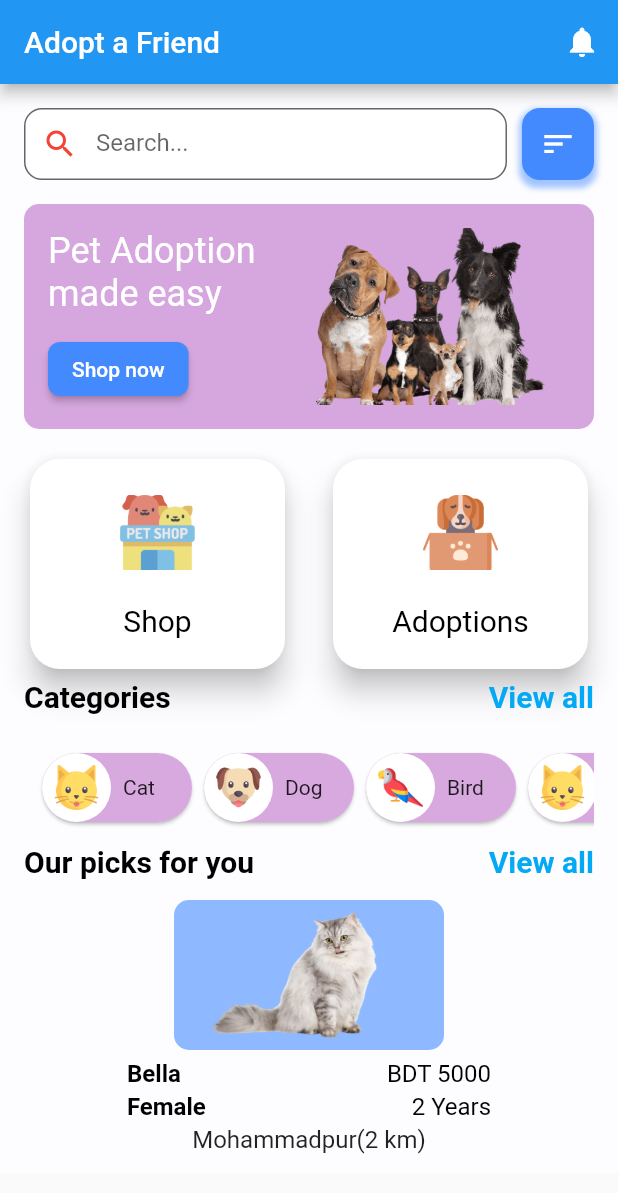
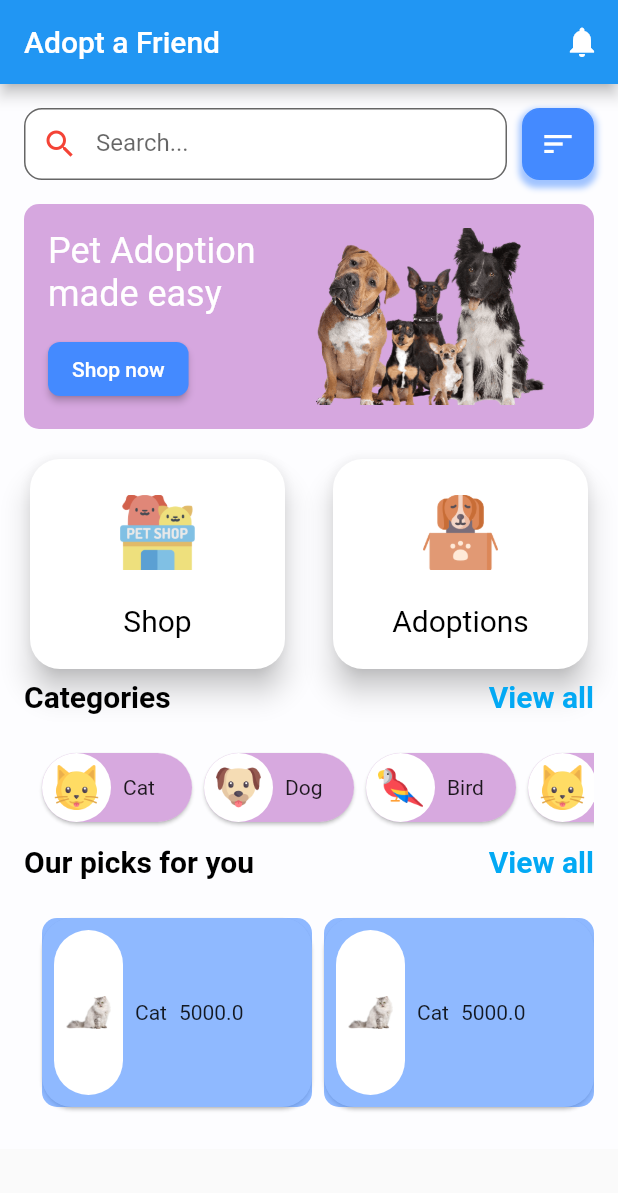
Before and after one commit to atik-sabuj/pet_shop, a Flutter app: the screen it shows after launch, on a phone screen of 412 x 824 dp. Shown: the top 1193 px of the screen. Run offline on Flutter 3.47's test engine with Material 2 defaults, Android fonts, the light colour scheme and no system bars.

Commit message:
updates features

```diff
--- a/lib/model/category.dart
+++ b/lib/model/category.dart
@@ -16,3 +16,12 @@ class Category {
     return data;
   }
 }
+
+final List<Category> categoryList = [
+  Category(name: "Cat",image: "images/cat logo.png"),
+  Category(name: "Dog",image: "images/dog logo.png"),
+  Category(name: "Bird",image: "images/bird logo.png"),
+  Category(name: "Rabbit",image: "images/cat logo.png"),
+  Category(name: "Others",image: "images/cat logo.png"),
+
+];
--- /dev/null
+++ b/lib/model/features.dart
@@ -0,0 +1,43 @@
+class Features {
+  String? name;
+  String? image;
+  double? price;
+  String? location;
+  String? age;
+  bool? isFavorite;
+
+  Features({this.name, this.image,  this.price,  this.location,  this.age, this.isFavorite,});
+
+  Features.fromJson(Map<String, dynamic> json) {
+    name = json['name'];
+    image = json['Image'];
+    price = json['price'];
+    location = json['location'];
+    age = json['age'];
+    isFavorite = json['isFavorite'];
+  }
+
+  Map<String, dynamic> toJson() {
+    final Map<String, dynamic> data = new Map<String, dynamic>();
+    data['name'] = this.name;
+    data['Image'] = this.image;
+    data['price'] = this.price;
+    data['location'] = this.location;
+    data['age'] = this.age;
+    data['isFavorite'] = this.isFavorite;
+    return data;
+  }
+}
+
+final List<Features> featuresList = [
+  Features(name: "Cat",image: "images/cat1.png", price: 5000.0, location: "Mdpur", age: "2 years", isFavorite: true),
+  Features(name: "Cat",image: "images/cat1.png", price: 5000.0, location: "Mdpur", age: "2 years", isFavorite: true),
+  Features(name: "Cat",image: "images/cat1.png", price: 5000.0, location: "Mdpur", age: "2 years", isFavorite: true),
+  Features(name: "Cat",image: "images/cat1.png", price: 5000.0, location: "Mdpur", age: "2 years", isFavorite: true),
+  Features(name: "Cat",image: "images/cat1.png", price: 5000.0, location: "Mdpur", age: "2 years", isFavorite: true),
+  Features(name: "Cat",image: "images/cat1.png", price: 5000.0, location: "Mdpur", age: "2 years", isFavorite: true),
+  Features(name: "Cat",image: "images/cat1.png", price: 5000.0, location: "Mdpur", age: "2 years", isFavorite: true),
+  Features(name: "Cat",image: "images/cat1.png", price: 5000.0, location: "Mdpur", age: "2 years", isFavorite: true),
+  Features(name: "Cat",image: "images/cat1.png", price: 5000.0, location: "Mdpur", age: "2 years", isFavorite: true),
+  Features(name: "Cat",image: "images/cat1.png", price: 5000.0, location: "Mdpur", age: "2 years", isFavorite: true),
+];
--- a/lib/splash_screen.dart
+++ b/lib/splash_screen.dart
@@ -1,8 +1,8 @@
 import 'dart:async';
 import 'dart:ui';
-
 import 'package:flutter/material.dart';
 import 'package:pet_shop/model/category.dart';
+import 'package:pet_shop/model/features.dart';
 
 class SplashScreen extends StatefulWidget {
   const SplashScreen({Key? key}) : super(key: key);
@@ -45,15 +45,6 @@ class _SplashScreenState extends State<SplashScreen> {
 }
 
 class SecondScreen extends StatelessWidget {
-  final List<Category> categoryList = [
-    Category(name: "Cat",image: "images/cat logo.png"),
-    Category(name: "Dog",image: "images/dog logo.png"),
-    Category(name: "Bird",image: "images/bird logo.png"),
-    Category(name: "Rabbit",image: "images/cat logo.png"),
-    Category(name: "Others",image: "images/cat logo.png"),
-
-  ];
-
 
   @override
   Widget build(BuildContext context) {
@@ -80,7 +71,10 @@ class SecondScreen extends StatelessWidget {
                     mainAxisAlignment: MainAxisAlignment.spaceBetween,
                     children: [
                       SizedBox(
-                        width: MediaQuery.of(context).size.width - 90,
+                        width: MediaQuery
+                            .of(context)
+                            .size
+                            .width - 90,
                         child: TextField(
                           textAlign: TextAlign.start,
                           keyboardType: TextInputType.text,
@@ -111,7 +105,7 @@ class SecondScreen extends StatelessWidget {
                             shape: BoxShape.rectangle,
                             color: Colors.blueAccent,
                             border:
-                                Border.all(width: 1, color: Colors.blueAccent),
+                            Border.all(width: 1, color: Colors.blueAccent),
                             borderRadius: BorderRadius.circular(12),
                             boxShadow: [
                               BoxShadow(
@@ -119,7 +113,7 @@ class SecondScreen extends StatelessWidget {
                                 spreadRadius: 2,
                                 blurRadius: 3,
                                 offset:
-                                    Offset(0, 3), // changes position of shadow
+                                Offset(0, 3), // changes position of shadow
                               ),
                             ],
                           ),
@@ -168,7 +162,8 @@ class SecondScreen extends StatelessWidget {
                                       backgroundColor: Colors.blueAccent,
                                       foregroundColor: Colors.white,
                                       shape: RoundedRectangleBorder(
-                                        borderRadius: BorderRadius.circular(8.0),
+                                        borderRadius: BorderRadius.circular(
+                                            8.0),
                                       ),
                                     ),
                                     child: Text(
@@ -180,9 +175,9 @@ class SecondScreen extends StatelessWidget {
                           Expanded(
                             child: Container(
                                 child: Image.asset(
-                              "images/dogs.png",
-                              fit: BoxFit.cover,
-                            )),
+                                  "images/dogs.png",
+                                  fit: BoxFit.cover,
+                                )),
                           )
                         ],
                       ),
@@ -207,7 +202,8 @@ class SecondScreen extends StatelessWidget {
                             child: Padding(
                               padding: const EdgeInsets.all(8.0),
                               child: Column(
-                                mainAxisAlignment: MainAxisAlignment.spaceAround,
+                                mainAxisAlignment: MainAxisAlignment
+                                    .spaceAround,
                                 crossAxisAlignment: CrossAxisAlignment.center,
                                 children: [
                                   Image.asset(
@@ -245,7 +241,8 @@ class SecondScreen extends StatelessWidget {
                             child: Padding(
                               padding: const EdgeInsets.all(8.0),
                               child: Column(
-                                mainAxisAlignment: MainAxisAlignment.spaceAround,
+                                mainAxisAlignment: MainAxisAlignment
+                                    .spaceAround,
                                 crossAxisAlignment: CrossAxisAlignment.center,
                                 children: [
                                   Image.asset(
@@ -300,7 +297,7 @@ class SecondScreen extends StatelessWidget {
                 ),
 
 
-                showCategoryList(),//Category List like Cat,Dog,Bird and others
+                showCategoryList(), //Category List like Cat,Dog,Bird and others
 
 
                 SizedBox(
@@ -330,94 +327,9 @@ class SecondScreen extends StatelessWidget {
                 SizedBox(
                   height: 16,
                 ),
-                Container(
-                    height: 100,
-                    width: 180,
-                    decoration: BoxDecoration(
-                      borderRadius: BorderRadius.circular(10),
-                      // <= No more error here :)
-                      color: Colors.blueAccent.withOpacity(.6),
-                    ),
-                    child: Padding(
-                      padding: EdgeInsets.all(8),
-                      child: Row(
-                        mainAxisAlignment: MainAxisAlignment.start,
-                        crossAxisAlignment: CrossAxisAlignment.start,
-                        children: [
-                          SizedBox(
-                            width: 16,
-                          ),
-                          Row(
-                            children: [
-                              Container(
-                                  child: Image.asset(
-                                "images/cat1.png",
-                                fit: BoxFit.cover,
-                              )),
-                            ],
-                          ),
-                        ],
-                      ),
-                    )),
-                SizedBox(
-                  height: 16,
-                ),
-                Row(
-                  mainAxisAlignment: MainAxisAlignment.spaceAround,
-                  children: [
-                    Text(
-                      "Bella",
-                      style: TextStyle(
-                          fontSize: 16,
-                          fontWeight: FontWeight.bold,
-                          color: Colors.black,
-                          height: .4),
-                    ),
-                    Text(
-                      "BDT 5000",
-                      style: TextStyle(
-                          fontSize: 16, color: Colors.black, height: .4),
-                    ),
-                  ],
-                ),
-                SizedBox(
-                  height: 16,
-                ),
-                Row(
-                  mainAxisAlignment: MainAxisAlignment.spaceAround,
-                  children: [
-                    Text(
-                      "Female",
-                      style: TextStyle(
-                          fontSize: 16,
-                          fontWeight: FontWeight.bold,
-                          color: Colors.black,
-                          height: .4),
-                    ),
-                    Text(
-                      "2 Years",
-                      style: TextStyle(
-                          fontSize: 16, color: Colors.black, height: .4),
-                    ),
-                  ],
-                ),
-                SizedBox(
-                  height: 16,
-                ),
-                Row(
-                  mainAxisAlignment: MainAxisAlignment.spaceAround,
-                  children: [
-                    //Icon(Icons.location_on),
-                    Text(
-                      "Mohammadpur(2 km)",
-                      style: TextStyle(
-                          fontSize: 16, color: Colors.black87, height: .4),
-                    ),
-                  ],
-                ),
 
 
-
+                showFeaturesList(),
 
               ],
             ),
@@ -428,7 +340,7 @@ class SecondScreen extends StatelessWidget {
   }
 
   showCategoryList() {
-    return  SizedBox(
+    return SizedBox(
       height: 70,
       child: ListView.builder(
           shrinkWrap: true,
@@ -436,10 +348,9 @@ class SecondScreen extends StatelessWidget {
           padding: const EdgeInsets.all(8),
           itemCount: categoryList.length,
           itemBuilder: (BuildContext context, int index) {
-            return   Card(
+            return Card(
               shape: RoundedRectangleBorder(
                 borderRadius: BorderRadius.circular(40),
-                //set border radius more than 50% of height and width to make circle
               ),
               child: Container(
                   width: 100,
@@ -475,4 +386,59 @@ class SecondScreen extends StatelessWidget {
       ),
     );
   }
+
+  showFeaturesList() {
+    return SizedBox(
+      height: 150,
+      child: ListView.builder(
+          shrinkWrap: true,
+          scrollDirection: Axis.horizontal,
+          padding: const EdgeInsets.all(8),
+          itemCount: featuresList.length,
+          itemBuilder: (BuildContext context, int index) {
+            return Card(
+              shape: RoundedRectangleBorder(
+                borderRadius: BorderRadius.circular(20),
+              ),
+
+             child:  Container(
+                 height: 100,
+                 width: 180,
+                 decoration: BoxDecoration(
+                   borderRadius: BorderRadius.circular(10),
+                   // <= No more error here :)
+                   color: Colors.blueAccent.withOpacity(.6),
+                 ),
+                 child: Padding(
+                   padding: EdgeInsets.all(8),
+                   child: Row(
+                     mainAxisAlignment: MainAxisAlignment.start,
+                     children: [
+                       ClipRRect(
+                         borderRadius: BorderRadius.circular(40.0),
+                         child: Container(
+                           color: Colors.white,
+                           child: Padding(
+                             padding: const EdgeInsets.all(8.0),
+                             child: Image.asset(
+                               featuresList[index].image.toString(),
+                               height: 200.0,
+                               width: 30.0,
+                             ),
+                           ),
+                         ),
+                       ),
+                       SizedBox(width: 8,),
+                       Text(featuresList[index].name.toString()),
+                       SizedBox(width: 8,),
+                       Text(featuresList[index].price.toString()),
+                     ],
+                   ),
+                 )),
+
+            );
+          }
+      ),
+    );
+  }
 }
```
